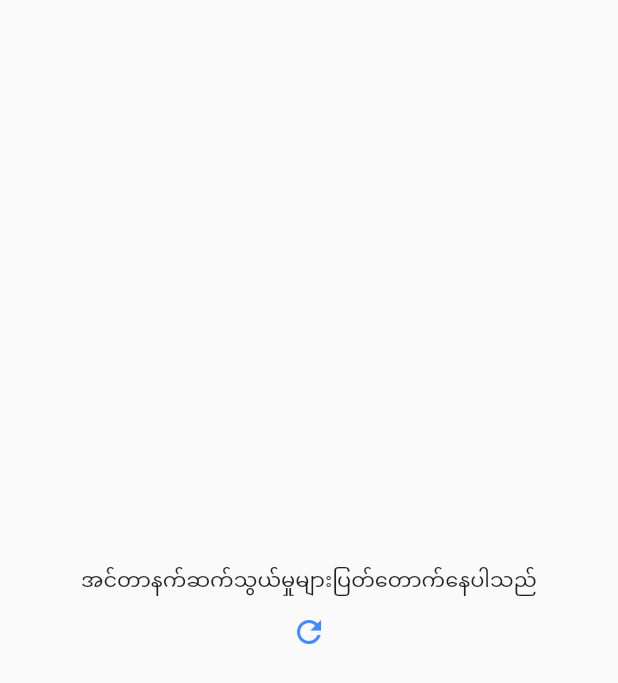
After one commit to kosithu-kw/flutter_monrtl, a Flutter app: the screen it shows after launch, after a tap on the "refresh" icon, on a phone screen of 412 x 824 dp. The commit adds this screen. Shown: the top 683 px of the screen. Run offline on Flutter 3.47's test engine with Material 2 defaults, Android fonts, the phone set to English and light mode, and no system bars; network calls fail.

Commit message:
finish project

```diff
--- /dev/null
+++ b/lib/error.dart
@@ -0,0 +1,74 @@
+import 'package:flutter/material.dart';
+import 'dart:io';
+import 'home.dart';
+
+void main(){
+  runApp(
+    MaterialApp(
+      title: 'MON RTL ROUTES',
+      // Start the app with the "/" named route. In this case, the app starts
+      // on the FirstScreen widget.
+      initialRoute: '/',
+      routes: {
+
+        // When navigating to the "/second" route, build the SecondScreen widget.
+        '/home': (context) => HomeApp(),
+      },
+    ),
+  );
+}
+
+class ErrorApp extends StatefulWidget {
+  const ErrorApp({Key? key}) : super(key: key);
+
+  @override
+  _ErrorAppState createState() => _ErrorAppState();
+}
+
+class _ErrorAppState extends State<ErrorApp> {
+
+  checkConnection() async{
+
+      final result = await InternetAddress.lookup('raw.githubusercontent.com');
+      if (result.isNotEmpty && result[0].rawAddress.isNotEmpty) {
+        Navigator.pushNamed(context, '/home');
+      }
+
+  }
+
+
+
+  @override
+  Widget build(BuildContext context) {
+    return MaterialApp(
+        title: "Error",
+        home: Scaffold(
+          body: Container(
+              child: Column(
+                mainAxisAlignment: MainAxisAlignment.center,
+                children: [
+                    Container(
+                      child: Center(
+                        child: Text(
+                          "အင်တာနက်ဆက်သွယ်မှုများပြတ်တောက်နေပါသည်"
+                        ),
+                      ),
+                  ),
+                  Container(
+                    child: Center(
+                      child: IconButton(
+                         icon: Icon(Icons.refresh_outlined),
+                          onPressed: (){
+                              checkConnection();
+                          },
+                        color: Colors.blueAccent,
+                      ),
+                    ),
+                  )
+                ],
+              ),
+          ),
+        ),
+    );
+  }
+}
--- a/lib/main.dart
+++ b/lib/main.dart
@@ -1,21 +1,27 @@
+
+
 import 'dart:convert';
+import 'dart:io';
 
 import 'package:flutter/material.dart';
 import 'package:http/http.dart' as http;
 import 'home.dart';
+import 'error.dart';
 
 void main(){
   runApp(
     MaterialApp(
-      title: 'Named Routes Demo',
+      title: 'MON RTL ROUTES',
       // Start the app with the "/" named route. In this case, the app starts
       // on the FirstScreen widget.
+      theme: ThemeData(fontFamily: 'uni'),
       initialRoute: '/',
       routes: {
         // When navigating to the "/" route, build the FirstScreen widget.
         '/': (context) => MainApp(),
         // When navigating to the "/second" route, build the SecondScreen widget.
         '/home': (context) => HomeApp(),
+        '/error' : (context) => ErrorApp(),
       },
     ),
   );
@@ -35,21 +41,31 @@ class _AppState extends State<MainApp> {
   final String _mTitle="မွန်ပြည်နယ်";
   final String _subTitle="(၁၀) မြို့နယ်အတွင်းရှိ အရေးပေါ်ကယ်ဆယ်ရေးအဖွဲ့များ";
 
-  bool _isConnection=false;
 
+    checkConnection() async{
+      try {
+        final result = await InternetAddress.lookup('raw.githubusercontent.com');
+        if (result.isNotEmpty && result[0].rawAddress.isNotEmpty) {
+          Navigator.pushNamed(context, '/home');
+        }
+      } on SocketException catch (_) {
+        Navigator.pushNamed(context, '/error');
+      }
+    }
+
+    /*
 
    checkConnection() async{
     var res=await http.get(Uri.https('raw.githubusercontent.com', "kosithu-kw/flutter_mrtl_data/master/townships.json"));
     if(res.statusCode==200){
-     setState(() {
        Navigator.pushNamed(context, '/home');
-     });
 
+    }else{
+      print("Error");
+    }
+  }
 
-
-    }
-    //print(res.statusCode);
-  }
+     */
 
   @override
   void initState() {
```
Also changed, not shown: lib/RTeams.dart (+11 -10 lines), lib/home.dart (+22 -9 lines), pubspec.yaml (+14 -0 lines), assets/icon/icon.png (added), fonts/uni.ttf (added), pubspec.lock, 27 other files.
